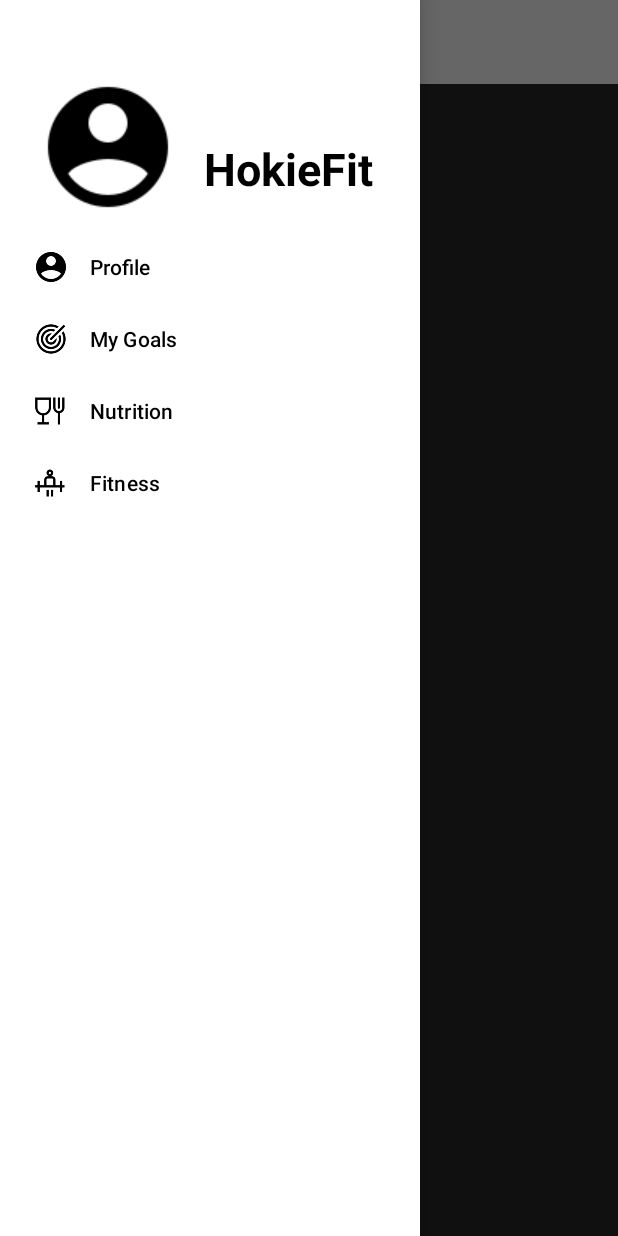
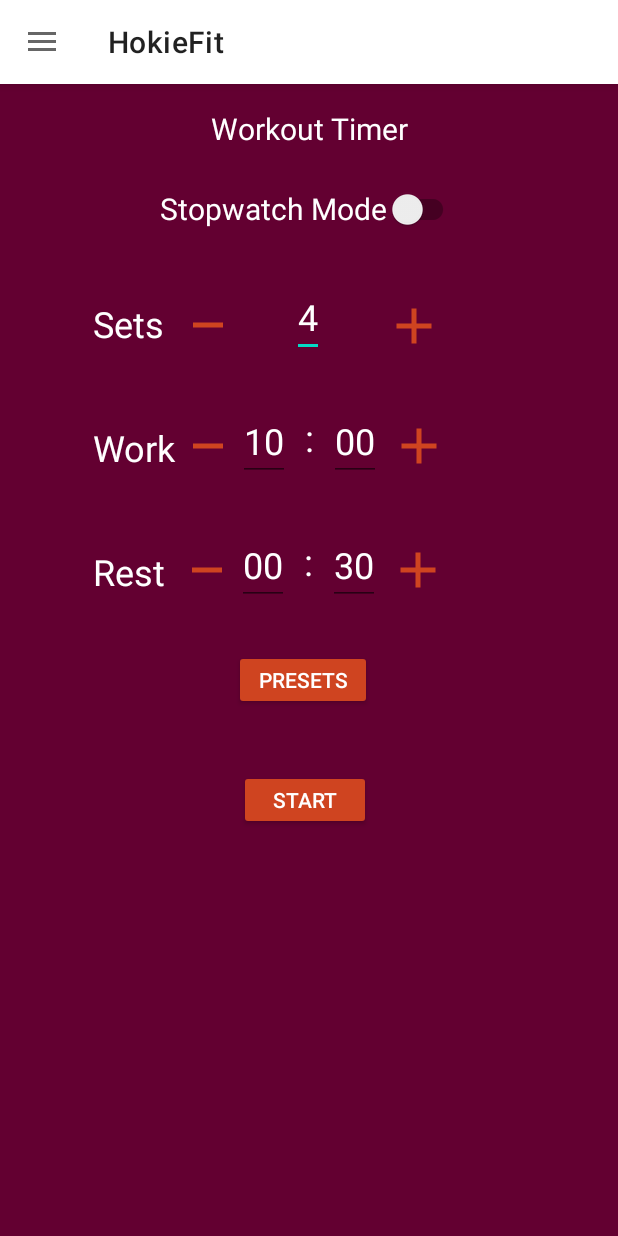
Before and after one commit to thewongian/hokie-fit, an Android app: the screen it shows after launch (MainActivity), in the side drawer, after a tap on "Fitness", on a phone screen of 412 x 824 dp. Run offline under Robolectric (Android 15) with nearby library versions, the phone set to English and light mode, and no system bars.

Commit message:
compatability changes

```diff
--- a/app/src/main/java/com/example/hokiefit/MainActivity.java
+++ b/app/src/main/java/com/example/hokiefit/MainActivity.java
@@ -18,7 +18,7 @@
 import androidx.drawerlayout.widget.DrawerLayout;
 
 public class MainActivity extends AppCompatActivity implements TimerFragment.TimerFragmentListener, StopwatchFragment.StopwatchFragmentListener,
-        StopwatchRest.StopwatchRestListener, TimerSelectionFragment.TimerSelectionFragmentListener, FitnessTimer.FitnessTimerListener {
+        StopwatchRest.StopwatchRestListener, TimerSelectionFragment.TimerSelectionFragmentListener, FitnessTimer.FitnessTimerListener, NavigationView.OnNavigationItemSelectedListener {
     WorkoutTimer workoutTimer;
     Stopwatch stopwatch;
     FragmentManager fm;
@@ -29,12 +29,41 @@
     private NavigationView navigationView;
     private ProfileFragment profileFragment;
     private GoalsFragment goalsFragment;
+    private FitnessFragment fitnessFragment;
+    private MainScreenFragment mainScreenFragment;
 
     @Override
     protected void onCreate(Bundle savedInstanceState) {
         super.onCreate(savedInstanceState);
         setContentView(R.layout.activity_main);
         fm = getSupportFragmentManager();
+
+        FragmentTransaction fragmentTransaction = getSupportFragmentManager().beginTransaction();
+        fragmentTransaction.add(R.id.container, new MainScreenFragment());
+        fragmentTransaction.commit();
+
+        toolbar = findViewById(R.id.main_toolbar);
+        setSupportActionBar(toolbar);
+
+        drawerLayout = findViewById(R.id.drawer_layout);
+        navigationView = findViewById(R.id.nav_view);
+
+        profileFragment = new ProfileFragment();
+        goalsFragment = new GoalsFragment();
+        fitnessFragment = new FitnessFragment();
+        mainScreenFragment = new MainScreenFragment();
+
+        ActionBarDrawerToggle actionBarDrawerToggle = new ActionBarDrawerToggle(
+                this,
+                drawerLayout,
+                toolbar,
+                R.string.openNavDrawer,
+                R.string.closeNavDrawer
+        );
+
+        drawerLayout.addDrawerListener(actionBarDrawerToggle);
+        actionBarDrawerToggle.syncState();
+        navigationView.setNavigationItemSelectedListener(this);
     }
 
     @Override
@@ -129,6 +158,19 @@
                         .replace(R.id.container, goalsFragment)
                         .commit();
                 break;
+
+            case "Nutrition":
+                drawerLayout.closeDrawer(Gravity.LEFT);
+                getSupportFragmentManager().beginTransaction()
+                        .replace(R.id.container, mainScreenFragment)
+                        .commit();
+                break;
+            case "Fitness":
+                drawerLayout.closeDrawer(Gravity.LEFT);
+                getSupportFragmentManager().beginTransaction()
+                        .replace(R.id.container, fitnessFragment)
+                        .commit();
+                break;
         }
         return false;
     }
--- a/app/src/main/res/layout/activity_main.xml
+++ b/app/src/main/res/layout/activity_main.xml
@@ -7,15 +7,6 @@
     android:id="@+id/drawer_layout"
     tools:context=".MainActivity">
 
-    <FrameLayout
-        android:id="@+id/container"
-        android:layout_width="0dp"
-        android:layout_height="wrap_content"
-        app:layout_constraintEnd_toEndOf="parent"
-        app:layout_constraintStart_toStartOf="parent"
-        app:layout_constraintTop_toTopOf="parent">
-
-    </FrameLayout>
 
     <LinearLayout
         android:layout_width="match_parent"
--- a/app/src/main/res/values/colors.xml
+++ b/app/src/main/res/values/colors.xml
@@ -10,7 +10,6 @@
     <color name="maroon">#630031</color>
     <color name="orange">#CF4420</color>
     <color name="green">#2FDA3D</color>
-    <color name="red">#D44235</color>
 
     <color name="light_grey">#ECECEC</color>
     <color name="red">#CA002A</color>
--- a/app/src/main/res/values/strings.xml
+++ b/app/src/main/res/values/strings.xml
@@ -63,7 +63,6 @@
         <item>Random Description</item>
     </string-array>
     <!-- TODO: Remove or change this placeholder text -->
-    <string name="hello_blank_fragment">Hello blank fragment</string>
     <string name="user_name">James Bond</string>
     <string name="profile">Profile</string>
     <string name="my_goal">My Goal</string>
```
